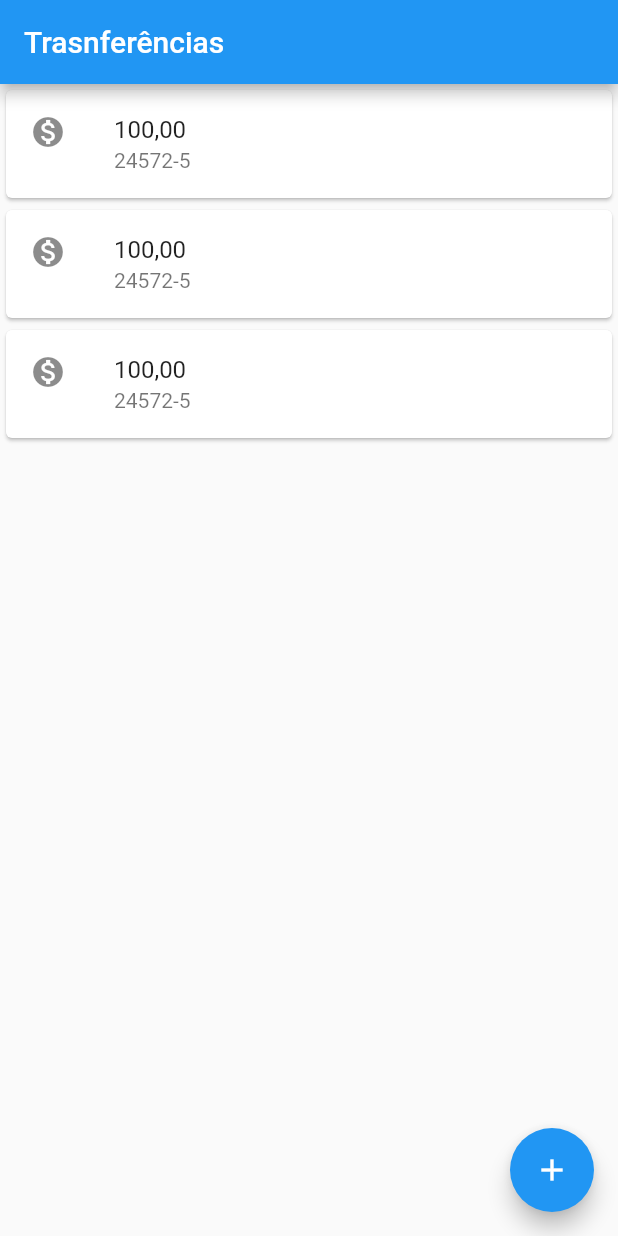
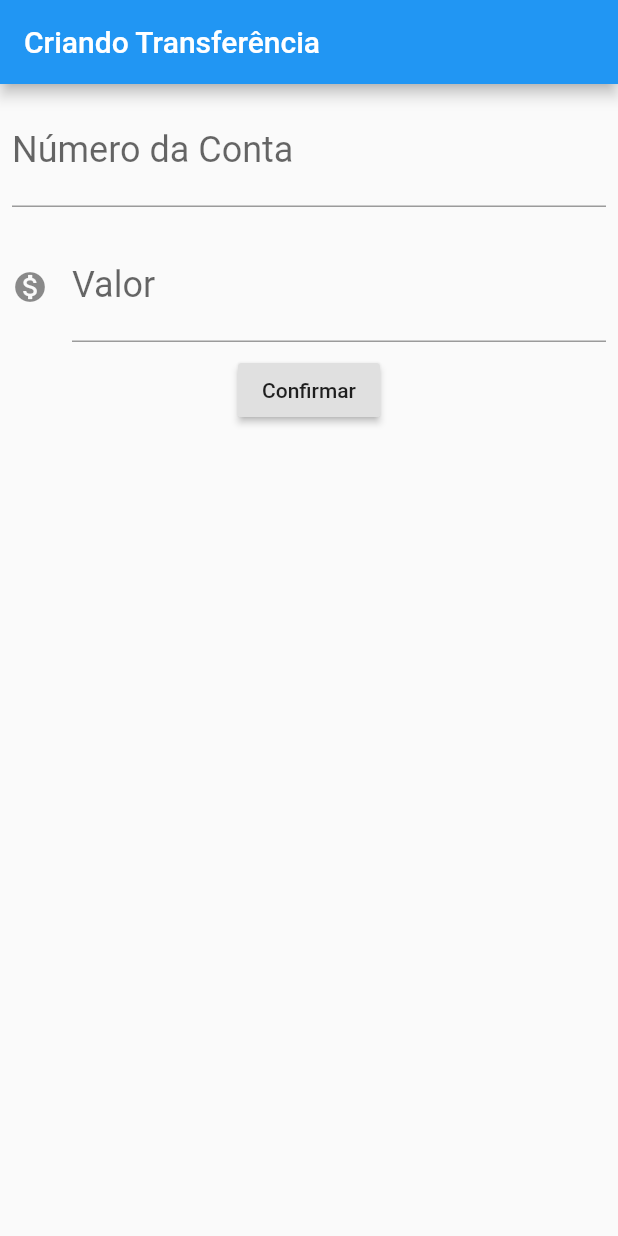
Before and after one commit to brunopirizoliveira/bankFlutter, a Flutter app: the screen it shows after launch, on a phone screen of 412 x 824 dp. Run offline on Flutter 3.47's test engine with Material 2 defaults, Android fonts, the phone set to English and light mode, and no system bars.

Commit message:
Formulário funcional!

```diff
--- a/lib/main.dart
+++ b/lib/main.dart
@@ -1,37 +1,136 @@
 import 'package:flutter/cupertino.dart';
 import 'package:flutter/material.dart';
 
-void main() => runApp(
-      MaterialApp(
+void main() => runApp(ByteBank());
+
+class ByteBank extends StatelessWidget {
+  @override
+  Widget build(BuildContext context) {
+    return MaterialApp(
       home: Scaffold(
+        body: FormularioTransferencia(),
+      ),
+    );
+  }
+}
+
+class FormularioTransferencia extends StatelessWidget {
+  final TextEditingController _controladorNumeroConta = TextEditingController();
+  final TextEditingController _controladorValor = TextEditingController();
+
+  @override
+  Widget build(BuildContext context) {
+    return Scaffold(
+      appBar: AppBar(
+        title: Text('Criando Transferência'),
+      ),
+      body: Column(
+        children: [
+          Editor(
+            controller: _controladorNumeroConta,
+            label: 'Número da Conta',
+            hint: '0000',
+          ),
+          Editor(
+            controller: _controladorValor,
+            label: 'Valor',
+            hint: '0.00',
+            icon: Icons.monetization_on,
+          ),
+          RaisedButton(
+            onPressed: () => _criaTransferencia(),
+            child: Text('Confirmar'),
+          ),
+        ],
+      ),
+    );
+  }
+
+  void _criaTransferencia() {
+    final int numeroConta = int.tryParse(_controladorNumeroConta.text);
+    final double valor = double.tryParse(_controladorValor.text);
+
+    if (numeroConta != null && valor != null) {
+      final transferenciaCriada = Transferencia(valor, numeroConta);
+      debugPrint('$transferenciaCriada');
+    }
+  }
+}
+
+class Editor extends StatelessWidget {
+  final TextEditingController controller;
+  final String label;
+  final String hint;
+  final IconData icon;
+
+  Editor({this.controller, this.hint, this.label, this.icon});
+
+  @override
+  Widget build(BuildContext context) {
+    return Padding(
+      padding: const EdgeInsets.all(8.0),
+      child: TextField(
+        controller: controller,
+        style: TextStyle(
+          fontSize: 24.0,
+        ),
+        decoration: InputDecoration(
+          icon: icon != null ? Icon(icon) : null,
+          labelText: label,
+          hintText: hint,
+        ),
+        keyboardType: TextInputType.number,
+      ),
+    );
+  }
+}
+
+class ListaTransferencias extends StatelessWidget {
+  @override
+  Widget build(BuildContext context) {
+    return Scaffold(
       appBar: AppBar(
         title: Text('Trasnferências'),
       ),
       body: Column(
         children: <Widget>[
-              Card(
-                  child: ListTile(
-                leading: Icon(Icons.monetization_on),
-                title: Text('100,00'),
-                subtitle: Text('24572-5'),
-              )),
-              Card(
-                  child: ListTile(
-                leading: Icon(Icons.monetization_on),
-                title: Text('100,00'),
-                subtitle: Text('24572-5'),
-              )),
-              Card(
-                  child: ListTile(
-                leading: Icon(Icons.monetization_on),
-                title: Text('100,00'),
-                subtitle: Text('24572-5'),
-              )),
+          ItemTransferencia(Transferencia(100.0, 29195)),
+          ItemTransferencia(Transferencia(1250.0, 198814)),
+          ItemTransferencia(Transferencia(150.0, 49884)),
         ],
       ),
       floatingActionButton: FloatingActionButton(
         child: Icon(Icons.add),
       ),
-        ),
+    );
+  }
+}
+
+class ItemTransferencia extends StatelessWidget {
+  final Transferencia _transferencia;
+
+  ItemTransferencia(this._transferencia);
+
+  @override
+  Widget build(BuildContext context) {
+    return Card(
+      child: ListTile(
+        leading: Icon(Icons.monetization_on),
+        title: Text(_transferencia.valor.toString()),
+        subtitle: Text(_transferencia.numeroConta.toString()),
       ),
     );
+  }
+}
+
+class Transferencia {
+  final double valor;
+  final int numeroConta;
+
+  Transferencia(this.valor, this.numeroConta);
+
+  @override
+  String toString() {
+    return 'Transferencia{valor: $valor, numeroConta: $numeroConta}';
+  }
+}
```
Also changed, not shown: 1 other file. Lines whose indentation alone changed are shown as unchanged.
